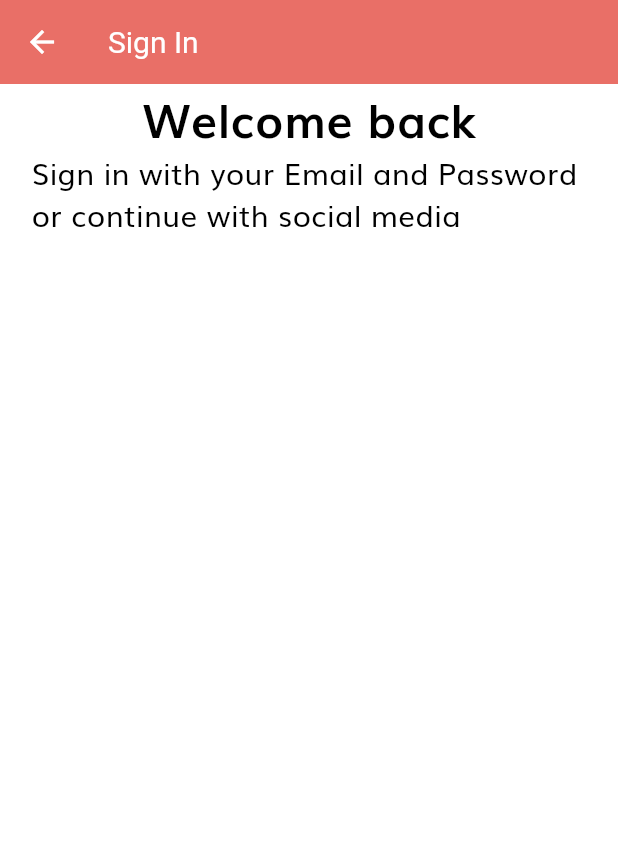
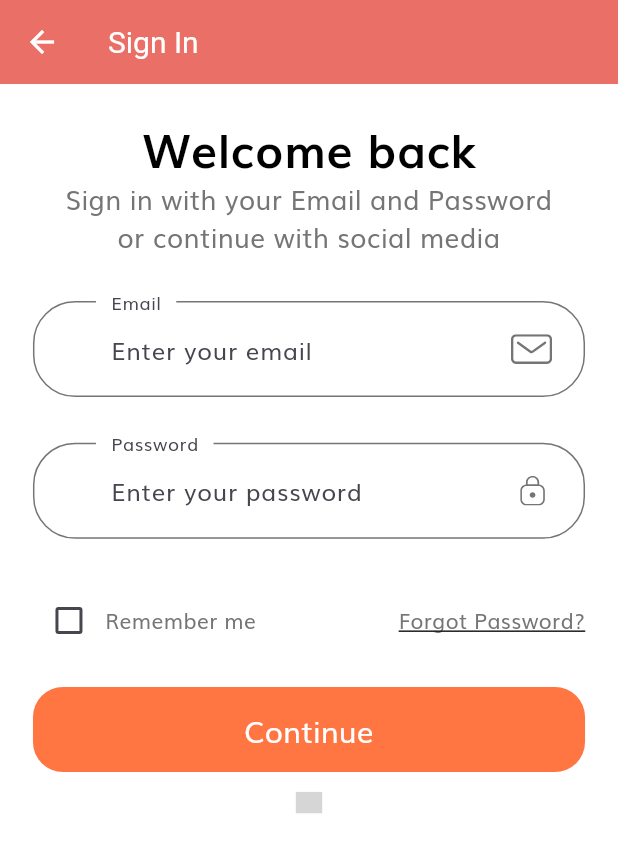
Before and after one commit to shaikhmoin/FlutterSample, a Flutter app: the SignInScreen screen opened by its route, on a phone screen of 412 x 824 dp. Shown: the top 852 px of the screen. Run offline on Flutter 3.47's test engine with Material 2 defaults, Android fonts, the phone set to English and light mode, and no system bars; our stand-ins replace flutter_svg; Roboto replaces fonts that are missing (OpenSans); grey boxes are pictures that could not be loaded.

Commit message:
Working on signin UI

```diff
--- /dev/null
+++ b/firstfluttervscodeproj/lib/components/custom_surfix_icon.dart
@@ -0,0 +1,29 @@
+import 'package:flutter/material.dart';
+import 'package:flutter_svg/flutter_svg.dart';
+
+import '../size_config.dart';
+
+class CustomSurffixIcon extends StatelessWidget {
+  const CustomSurffixIcon({
+    super.key,
+    required this.svgIcon,
+  });
+
+final String svgIcon;
+
+  @override
+  Widget build(BuildContext context) {
+    return Padding(
+      padding: EdgeInsets.fromLTRB(
+        0,
+        getProportionateScreenWidth(20),
+        getProportionateScreenWidth(20),
+        getProportionateScreenWidth(20),
+      ),
+      child: SvgPicture.asset(
+        svgIcon,
+        height: getProportionateScreenWidth(18),
+      ),
+    );
+  }
+}
--- a/firstfluttervscodeproj/lib/components/default_button.dart
+++ b/firstfluttervscodeproj/lib/components/default_button.dart
@@ -16,9 +16,9 @@ class DefaultButton extends StatelessWidget {
 
   @override
   Widget build(BuildContext context) {
-    return Container(
+    return SizedBox(
       //Container or Sizebox but when we take container we can add padding as below.
-      padding: EdgeInsets.symmetric(horizontal: 20),
+     // padding: EdgeInsets.symmetric(horizontal: 20),
       width: double.infinity,
       height: getProportionateScreenHeight(56),
       child: TextButton(
--- a/firstfluttervscodeproj/lib/main.dart
+++ b/firstfluttervscodeproj/lib/main.dart
@@ -1,6 +1,5 @@
 // ignore_for_file: prefer_const_constructors
 
-import 'package:firstfluttervscodeproj/constants.dart';
 import 'package:firstfluttervscodeproj/routes.dart';
 import 'package:firstfluttervscodeproj/screens/splash/splash_screen.dart';
 import 'package:firstfluttervscodeproj/theme.dart';
--- a/firstfluttervscodeproj/lib/screens/SignIn/components/body.dart
+++ b/firstfluttervscodeproj/lib/screens/SignIn/components/body.dart
@@ -1,17 +1,26 @@
+// ignore_for_file: prefer_const_constructors
+
 import 'package:flutter/material.dart';
+import 'package:flutter_svg/svg.dart';
 import '../../../size_config.dart';
+import 'sign_form.dart';
 
 //OR
 // import 'package:firstfluttervscodeproj/size_config.dart';
 
 class BodyLogin extends StatelessWidget {
+  const BodyLogin({super.key});
+
   @override
   Widget build(BuildContext context) {
     return SafeArea(
-      child: SizedBox(
-        width: double.infinity,
+      child: SingleChildScrollView(
+        child: Padding(
+          padding:
+              EdgeInsets.symmetric(horizontal: getProportionateScreenWidth(20)),
           child: Column(
             children: [
+              SizedBox(height: getProportionateScreenHeight(20)),
               Text(
                 "Welcome back",
                 style: TextStyle(
@@ -23,12 +32,24 @@ class BodyLogin extends StatelessWidget {
               Text(
                 "Sign in with your Email and Password \nor continue with social media",
                 style: TextStyle(
-                color: Colors.black,
-                fontSize: getProportionateScreenWidth(18),
+                  fontSize: getProportionateScreenWidth(16),
                   fontWeight: FontWeight.normal,
                 ),
+                textAlign: TextAlign.center,
               ),
+              SignForm(),
+              Container(
+                padding: EdgeInsets.all(getProportionateScreenWidth(12)),
+                height: getProportionateScreenHeight(40),
+                width: getProportionateScreenWidth(40),
+                decoration: BoxDecoration (
+                  color: Colors.white,
+                  shape: BoxShape.circle,
+                ),
+                child: SvgPicture.asset("asset/icons/facebook-2.svg"),
+              )
             ],
+          ),
         ),
       ),
     );
--- /dev/null
+++ b/firstfluttervscodeproj/lib/screens/SignIn/components/sign_form.dart
@@ -0,0 +1,82 @@
+// ignore_for_file: prefer_const_constructors
+
+import 'package:firstfluttervscodeproj/components/custom_surfix_icon.dart';
+import 'package:firstfluttervscodeproj/components/default_button.dart';
+import 'package:firstfluttervscodeproj/constants.dart';
+import 'package:firstfluttervscodeproj/size_config.dart';
+import 'package:flutter/material.dart';
+
+class SignForm extends StatefulWidget {
+  const SignForm({super.key});
+
+  @override
+  State<SignForm> createState() => _SignFormState();
+}
+
+class _SignFormState extends State<SignForm> {
+  String email = "";
+  String password = "";
+  bool remember = false;
+
+  @override
+  Widget build(BuildContext context) {
+    return Form(
+      child: Column(
+        children: [
+          SizedBox(height: getProportionateScreenHeight(30)),
+          buildEmailFormField(),
+          SizedBox(height: getProportionateScreenHeight(30)),
+          buildPasswordFormField(),
+          SizedBox(height: getProportionateScreenHeight(30)),
+          Row(
+            children: [
+              Checkbox(
+                  value: remember,
+                  activeColor: kPrimaryColor,
+                  onChanged: (value) {
+                    setState(() {
+                      remember = value!;
+                    });
+                  }),
+              Text("Remember me"),
+              Spacer(),
+              Text(
+                "Forgot Password?",
+                style: TextStyle(decoration: TextDecoration.underline),
+              )
+            ],
+          ),
+          SizedBox(height: getProportionateScreenHeight(20)),
+          DefaultButton(
+            text: "Continue",
+            // press: () => Navigator.pushNamed(context, SignInScreen.routeName),
+          )
+        ],
+      ),
+    );
+  }
+
+  TextFormField buildEmailFormField() {
+    return TextFormField(
+      keyboardType: TextInputType.emailAddress,
+      decoration: const InputDecoration(
+        labelText: "Email",
+        hintText: "Enter your email",
+        floatingLabelBehavior: FloatingLabelBehavior.always,
+        suffixIcon: CustomSurffixIcon(svgIcon: "assets/icons/Mail.svg"),
+      ),
+    );
+  }
+
+  TextFormField buildPasswordFormField() {
+    return TextFormField(
+      obscureText: true,
+      decoration: const InputDecoration(
+        labelText: "Password",
+        hintText: "Enter your password",
+        floatingLabelBehavior: FloatingLabelBehavior.always,
+        suffixIcon: CustomSurffixIcon(svgIcon: "assets/icons/Lock.svg"),
+      ),
+    );
+  }
+}
--- a/firstfluttervscodeproj/lib/screens/splash/components/body.dart
+++ b/firstfluttervscodeproj/lib/screens/splash/components/body.dart
@@ -1,5 +1,6 @@
 import 'package:firstfluttervscodeproj/constants.dart';
 import 'package:firstfluttervscodeproj/screens/SignIn/sign_in_screen.dart';
+import 'package:firstfluttervscodeproj/size_config.dart';
 import 'package:flutter/material.dart';
 import '../components/splash_content.dart'; //This is the best practice
 import '../../../components/default_button.dart';
@@ -32,8 +33,11 @@ class _BodyState extends State<Body> {
   @override
   Widget build(BuildContext context) {
     return SafeArea(
-        child: SizedBox(
-      width: double.infinity,
+        child: SingleChildScrollView(
+      // width: double.infinity,
+      child: Padding(
+        padding:
+            EdgeInsets.symmetric(horizontal: getProportionateScreenWidth(20)),
         child: Column(
           children: <Widget>[
             Expanded(
@@ -70,13 +74,14 @@ class _BodyState extends State<Body> {
                   const Spacer(flex: 5),
                   DefaultButton(
                     text: "Continue",
-                      press: () => Navigator.pushNamed(context, SignInScreen.routeName),
-
+                    press: () =>
+                        Navigator.pushNamed(context, SignInScreen.routeName),
                   ),
                 ],
               ), //Create method
             ),
           ],
+        ),
       ),
     ));
   }
--- a/firstfluttervscodeproj/lib/theme.dart
+++ b/firstfluttervscodeproj/lib/theme.dart
@@ -8,9 +8,23 @@ ThemeData theme() {
     fontFamily: "Muli",
     appBarTheme: appBarTheme(),
     textTheme: textTheme(),
+    inputDecorationTheme: inputDecorationTheme(),
     visualDensity: VisualDensity.adaptivePlatformDensity,
     colorScheme: ColorScheme.fromSeed(seedColor: Colors.deepPurple),
     useMaterial3: true,
+  );
+}
+
+InputDecorationTheme inputDecorationTheme() {
+  var outlineInputborder = OutlineInputBorder(
+      borderRadius: BorderRadius.circular(28),
+      borderSide: BorderSide(color: kTextColor),
+      gapPadding: 10,
+    );
+  return InputDecorationTheme(
+    contentPadding: EdgeInsets.symmetric(horizontal: 42, vertical: 20),
+    enabledBorder: outlineInputborder,
+    focusedBorder: outlineInputborder,
   );
 }
 
```
Lines whose indentation alone changed are shown as unchanged.
